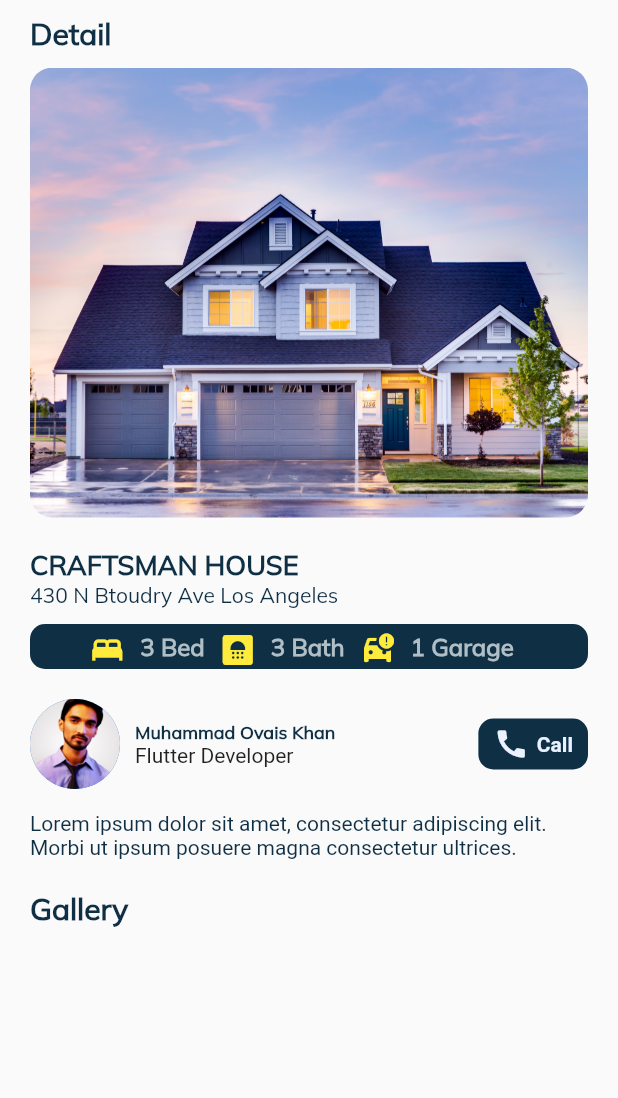
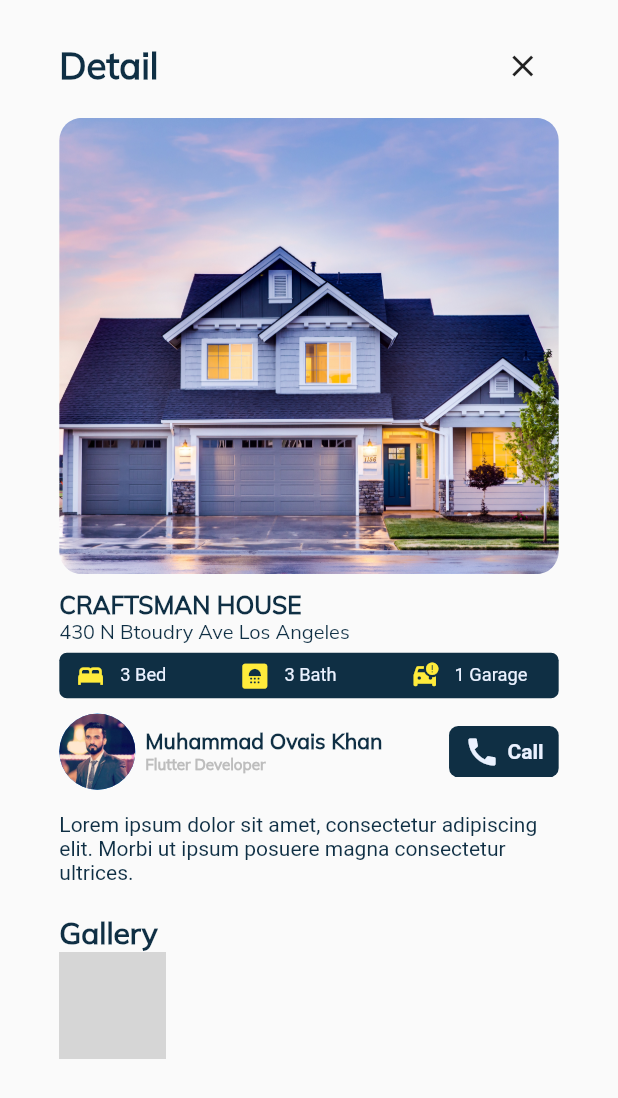
Before and after one commit to imovais/property_trade_app, a Flutter app: the DetailScreen screen opened directly, on a phone screen of 412 x 824 dp. Shown: the top 1098 px of the screen. Run offline on Flutter 3.47's test engine with Material 2 defaults, Android fonts, the phone set to English and light mode, and no system bars; our stand-ins replace flutter_screenutil; network calls fail; grey boxes are pictures that could not be loaded.

Commit message:
screenUtil worked at Office

```diff
--- a/lib/Constant/constant.dart
+++ b/lib/Constant/constant.dart
@@ -1,6 +1,7 @@
 // ignore_for_file: prefer_const_literals_to_create_immutables, prefer_const_constructors
 
 import 'package:flutter/material.dart';
+import 'package:flutter_screenutil/flutter_screenutil.dart';
 //import 'package:google_fonts/google_fonts.dart';
 
 Color primaryColor() {
@@ -22,31 +23,39 @@ TextStyle myFontStyle(
       fontWeight: fontweightz);
 }
 
-Widget iconFeatureBox(
-    {required IconData iconz, required String textz, bool isSmall = false}) {
+Widget iconFeatureBox({
+  required IconData iconz,
+  required String textz,
+  bool isSmall = false,
+  Color textcolorz = Colors.black,
+}) {
   double paddingz;
   double ftsize;
   Color iconcoloring;
+  Color? textcolorz;
   if (isSmall == false) {
-    paddingz = 10;
-    ftsize = 16;
+    paddingz = 9.w;
+    ftsize = 12.sp;
     iconcoloring = Colors.yellow;
+    textcolorz = Color(0xffEAF1FF);
   } else {
-    paddingz = 5;
-    ftsize = 10;
+    paddingz = 4.w;
+    ftsize = 8.sp;
     iconcoloring = primaryColor();
   }
   return SingleChildScrollView(
     scrollDirection: Axis.horizontal,
     child: Row(
       children: [
-        Icon(iconz, color: iconcoloring),
+        Icon(size: 18.w, iconz, color: iconcoloring),
         Padding(
           padding: EdgeInsets.symmetric(horizontal: paddingz),
           child: Text(
             textz,
-            style: myFontStyle(
-                colorz: Colors.blueGrey.shade200, fontsizez: ftsize),
+            style: TextStyle(
+                fontSize: ftsize,
+                fontWeight: FontWeight.w400,
+                color: textcolorz),
           ),
         )
       ],
--- a/lib/Screens/detail.dart
+++ b/lib/Screens/detail.dart
@@ -1,6 +1,7 @@
 // ignore_for_file: prefer_const_literals_to_create_immutables, prefer_const_constructors
 
 import 'package:flutter/material.dart';
+import 'package:flutter_screenutil/flutter_screenutil.dart';
 import 'package:property_trade_app/Constant/constant.dart';
 
 class DetailScreen extends StatelessWidget {
@@ -11,51 +12,62 @@ class DetailScreen extends StatelessWidget {
     return SafeArea(
       child: Scaffold(
         body: Padding(
-          padding: const EdgeInsets.symmetric(horizontal: 20, vertical: 10),
+          padding: EdgeInsets.symmetric(horizontal: 36.w, vertical: 20.h),
           child: Column(
             crossAxisAlignment: CrossAxisAlignment.start,
             children: [
-              Text(
-                'Detail',
-                style: myFontStyle(colorz: primaryColor(), fontsizez: 20),
+              Row(
+                mainAxisAlignment: MainAxisAlignment.spaceBetween,
+                children: [
+                  Text(
+                    'Detail',
+                    style:
+                        myFontStyle(colorz: primaryColor(), fontsizez: 24.sp),
+                  ),
+                  IconButton(
+                      onPressed: () {
+                        Navigator.pop(context);
+                      },
+                      icon: Icon(Icons.close))
+                ],
               ),
               SizedBox(
-                height: 10,
+                height: 10.h,
               ),
               ClipRRect(
-                  borderRadius: BorderRadius.circular(15),
-                  child: Container(
-                    height: 300,
+                  borderRadius: BorderRadius.circular(15.r),
+                  child: SizedBox(
+                    height: 300.h,
                     child: Image.asset(
                         fit: BoxFit.cover, 'assets/images/house_image.jpg'),
                   )),
               SizedBox(
-                height: 20,
+                height: 10.h,
               ),
               Text(
                 'CRAFTSMAN HOUSE',
-                style: myFontStyle(colorz: primaryColor(), fontsizez: 18),
+                style: myFontStyle(colorz: primaryColor(), fontsizez: 16.sp),
               ),
               Text(
                 '430 N Btoudry Ave Los Angeles',
                 style: myFontStyle(
                     colorz: primaryColor(),
-                    fontsizez: 14,
+                    fontsizez: 13.sp,
                     fontweightz: FontWeight.normal),
               ),
               SizedBox(
-                height: 10,
+                height: 5.h,
               ),
               Container(
-                height: 30,
+                height: 30.h,
                 width: double.infinity,
-                padding: EdgeInsets.symmetric(horizontal: 10, vertical: 5),
+                padding: EdgeInsets.symmetric(horizontal: 10.w, vertical: 5.h),
                 decoration: BoxDecoration(
-                  borderRadius: BorderRadius.circular(10),
+                  borderRadius: BorderRadius.circular(5.r),
                   color: primaryColor(),
                 ),
                 child: Row(
-                  mainAxisAlignment: MainAxisAlignment.center,
+                  mainAxisAlignment: MainAxisAlignment.spaceBetween,
                   children: [
                     iconFeatureBox(iconz: Icons.bed, textz: '3 Bed'),
                     iconFeatureBox(iconz: Icons.bathroom, textz: '3 Bath'),
@@ -64,18 +76,17 @@ class DetailScreen extends StatelessWidget {
                 ),
               ),
               SizedBox(
-                height: 20,
+                height: 10.h,
               ),
               Row(mainAxisAlignment: MainAxisAlignment.spaceBetween, children: [
                 Row(
                   children: [
                     CircleAvatar(
-                      radius: 30,
-                      backgroundImage:
-                          AssetImage('assets/images/profile_picture.jpg'),
+                      radius: 25.r,
+                      backgroundImage: AssetImage('assets/images/dp.jpg'),
                     ),
                     SizedBox(
-                      width: 10,
+                      width: 6.w,
                     ),
                     Column(
                       crossAxisAlignment: CrossAxisAlignment.start,
@@ -83,9 +94,15 @@ class DetailScreen extends StatelessWidget {
                         Text(
                           'Muhammad Ovais Khan',
                           style: myFontStyle(
-                              colorz: primaryColor(), fontsizez: 12),
+                              colorz: primaryColor(),
+                              fontsizez: 14.sp,
+                              fontweightz: FontWeight.w700),
                         ),
-                        Text('Flutter Developer')
+                        Text('Flutter Developer',
+                            style: myFontStyle(
+                                colorz: Colors.grey.shade400,
+                                fontsizez: 10.sp,
+                                fontweightz: FontWeight.w700))
                       ],
                     ),
                   ],
@@ -96,7 +113,7 @@ class DetailScreen extends StatelessWidget {
                   padding: EdgeInsets.symmetric(horizontal: 10, vertical: 5),
                   decoration: BoxDecoration(
                       color: primaryColor(),
-                      borderRadius: BorderRadius.circular(10)),
+                      borderRadius: BorderRadius.circular(6.r)),
                   child: Row(
                     children: [
                       Icon(Icons.call, color: secondaryColor()),
@@ -131,6 +148,16 @@ class DetailScreen extends StatelessWidget {
                 'Gallery',
                 style: myFontStyle(colorz: primaryColor(), fontsizez: 20),
               ),
+
+              Row(
+                children: [
+                  Image.network(
+                      height: 65.w,
+                      width: 65.w,
+                      fit: BoxFit.cover,
+                      'https://images.unsplash.com/photo-1568605114967-8130f3a36994?ixlib=rb-4.0.3&ixid=MnwxMjA3fDB8MHxleHBsb3JlLWZlZWR8M3x8fGVufDB8fHx8&w=1000&q=80')
+                ],
+              )
             ],
           ),
         ),
--- a/lib/widgets/herotext.dart
+++ b/lib/widgets/herotext.dart
@@ -1,4 +1,5 @@
 import 'package:flutter/material.dart';
+import 'package:flutter_screenutil/flutter_screenutil.dart';
 
 import '../Constant/constant.dart';
 
@@ -14,7 +15,7 @@ class MyHeroText extends StatelessWidget {
         child: Text(
           'Discover Best Suitable Property',
           style: myFontStyle(
-              fontsizez: 24,
+              fontsizez: 24.sp,
               fontweightz: FontWeight.bold,
               colorz: primaryColor()),
         ));
--- a/pubspec.yaml
+++ b/pubspec.yaml
@@ -36,6 +36,7 @@ dependencies:
   # Use with the CupertinoIcons class for iOS style icons.
   cupertino_icons: ^1.0.2
   google_fonts: ^4.0.4
+  flutter_screenutil: ^5.7.0
 
 dev_dependencies:
   flutter_test:
```
Also changed, not shown: lib/Screens/homepage.dart (+13 -10 lines), lib/Screens/housetabbarview.dart (+21 -5 lines), lib/main.dart (+12 -4 lines), lib/widgets/featurebox.dart (+11 -8 lines), lib/widgets/list_tile.dart (+53 -30 lines), lib/widgets/tabbar.dart (+5 -2 lines), assets/images/dp.jpg (added), pubspec.lock.
